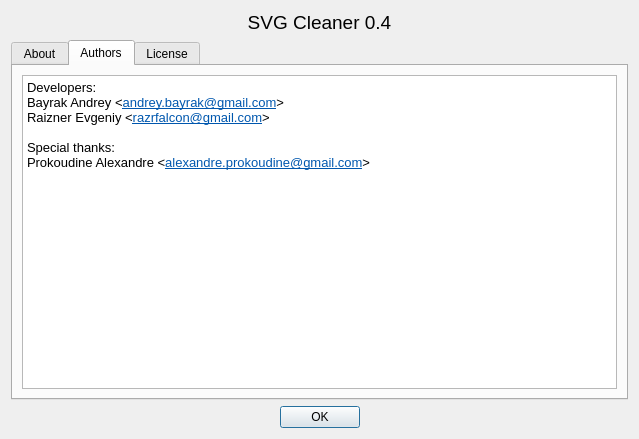
This is src/aboutdialog.ui in RazrFalcon/svgcleaner as Qt 5 draws it before an edit. The edited form follows.
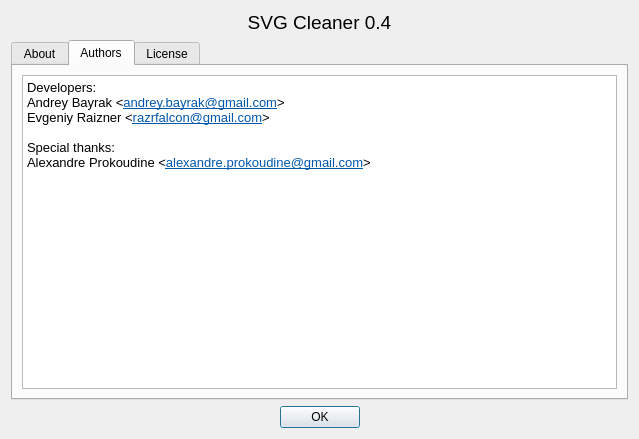
This is the edited form. The open tabs and pages were chosen to show the change.

Patch:
```diff
--- a/src/aboutdialog.ui
+++ b/src/aboutdialog.ui
@@ -73,11 +73,11 @@
 p, li { white-space: pre-wrap; }
 &lt;/style&gt;&lt;/head&gt;&lt;body style=&quot; font-family:'Verdana'; font-size:10pt; font-weight:400; font-style:normal;&quot;&gt;
 &lt;p style=&quot; margin-top:0px; margin-bottom:0px; margin-left:0px; margin-right:0px; -qt-block-indent:0; text-indent:0px;&quot;&gt;Developers:&lt;/p&gt;
-&lt;p style=&quot; margin-top:0px; margin-bottom:0px; margin-left:0px; margin-right:0px; -qt-block-indent:0; text-indent:0px;&quot;&gt;Bayrak Andrey &amp;lt;&lt;a href=&quot;andrey.bayrak@gmail.com&quot;&gt;&lt;span style=&quot; text-decoration: underline; color:#0057ae;&quot;&gt;andrey.bayrak@gmail.com&lt;/span&gt;&lt;/a&gt;&amp;gt;&lt;/p&gt;
-&lt;p style=&quot; margin-top:0px; margin-bottom:0px; margin-left:0px; margin-right:0px; -qt-block-indent:0; text-indent:0px;&quot;&gt;Raizner Evgeniy &amp;lt;&lt;a href=&quot;razrfalcon@gmail.com&quot;&gt;&lt;span style=&quot; text-decoration: underline; color:#0057ae;&quot;&gt;razrfalcon@gmail.com&lt;/span&gt;&lt;/a&gt;&amp;gt;&lt;/p&gt;
+&lt;p style=&quot; margin-top:0px; margin-bottom:0px; margin-left:0px; margin-right:0px; -qt-block-indent:0; text-indent:0px;&quot;&gt;Andrey Bayrak &amp;lt;&lt;a href=&quot;andrey.bayrak@gmail.com&quot;&gt;&lt;span style=&quot; text-decoration: underline; color:#0057ae;&quot;&gt;andrey.bayrak@gmail.com&lt;/span&gt;&lt;/a&gt;&amp;gt;&lt;/p&gt;
+&lt;p style=&quot; margin-top:0px; margin-bottom:0px; margin-left:0px; margin-right:0px; -qt-block-indent:0; text-indent:0px;&quot;&gt;Evgeniy Raizner &amp;lt;&lt;a href=&quot;razrfalcon@gmail.com&quot;&gt;&lt;span style=&quot; text-decoration: underline; color:#0057ae;&quot;&gt;razrfalcon@gmail.com&lt;/span&gt;&lt;/a&gt;&amp;gt;&lt;/p&gt;
 &lt;p style=&quot;-qt-paragraph-type:empty; margin-top:0px; margin-bottom:0px; margin-left:0px; margin-right:0px; -qt-block-indent:0; text-indent:0px;&quot;&gt;&lt;br /&gt;&lt;/p&gt;
 &lt;p style=&quot; margin-top:0px; margin-bottom:0px; margin-left:0px; margin-right:0px; -qt-block-indent:0; text-indent:0px;&quot;&gt;Special thanks:&lt;/p&gt;
-&lt;p style=&quot; margin-top:0px; margin-bottom:0px; margin-left:0px; margin-right:0px; -qt-block-indent:0; text-indent:0px;&quot;&gt;Prokoudine Alexandre &amp;lt;&lt;a href=&quot;alexandre.prokoudine@gmail.com&quot;&gt;&lt;span style=&quot; text-decoration: underline; color:#0057ae;&quot;&gt;alexandre.prokoudine@gmail.com&lt;/span&gt;&lt;/a&gt;&amp;gt;&lt;/p&gt;&lt;/body&gt;&lt;/html&gt;</string>
+&lt;p style=&quot; margin-top:0px; margin-bottom:0px; margin-left:0px; margin-right:0px; -qt-block-indent:0; text-indent:0px;&quot;&gt;Alexandre Prokoudine &amp;lt;&lt;a href=&quot;alexandre.prokoudine@gmail.com&quot;&gt;&lt;span style=&quot; text-decoration: underline; color:#0057ae;&quot;&gt;alexandre.prokoudine@gmail.com&lt;/span&gt;&lt;/a&gt;&amp;gt;&lt;/p&gt;&lt;/body&gt;&lt;/html&gt;</string>
          </property>
         </widget>
        </item>
```
Left out of the diff: 2 changed lines with no effect on the pictures.
